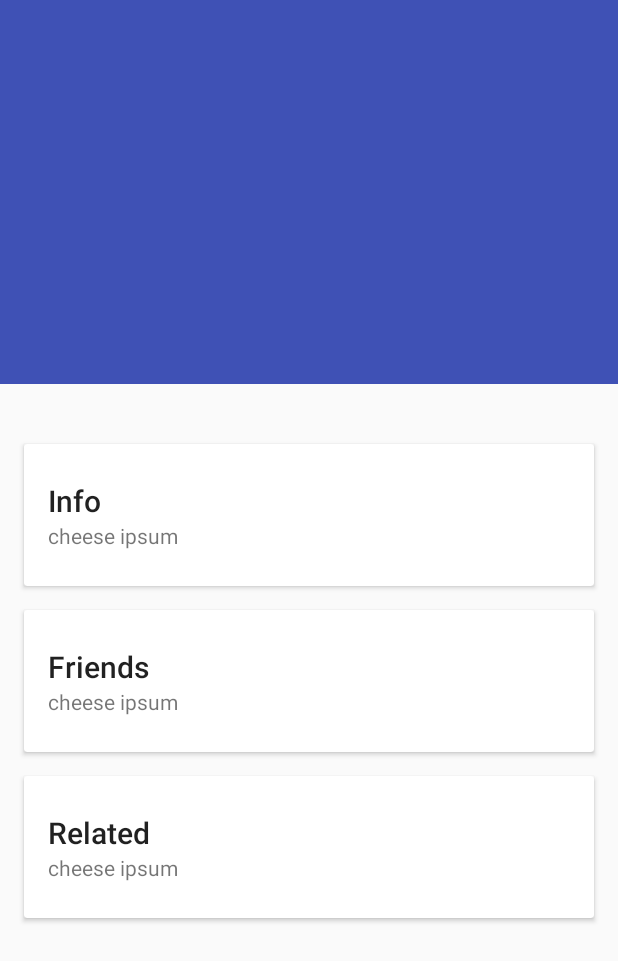
After one commit to trobbierob/New-York, an Android app: the layout activity_detail.xml on its own in the app's theme, with its tools: preview values and no code run, on a phone screen of 412 x 824 dp. The commit adds this screen. Shown: the top 961 px of the screen. Run offline under Robolectric (Android 15) with nearby library versions, the light colour scheme and no system bars.

```diff
--- a/app/build.gradle
+++ b/app/build.gradle
@@ -25,6 +25,7 @@ dependencies {
         exclude group: 'com.android.support', module: 'support-annotations'
     })
     compile 'com.android.support:design:24.2.0'
+    compile 'com.github.bumptech.glide:glide:3.6.0'
     compile 'com.android.support:cardview-v7:24.2.0'
     testCompile 'junit:junit:4.12'
 }
--- a/app/src/main/java/com/example/android/newyork/LocationAdapter.java
+++ b/app/src/main/java/com/example/android/newyork/LocationAdapter.java
@@ -25,7 +25,7 @@ public class LocationAdapter extends ArrayAdapter<Location> {
         View listItemView = convertView;
         if (listItemView == null) {
             listItemView = LayoutInflater.from(getContext()).inflate(
-                    R.layout.list_location_design, parent, false);
+                    R.layout.list_item, parent, false);
         }
 
 
--- /dev/null
+++ b/app/src/main/res/layout/activity_detail.xml
@@ -0,0 +1,155 @@
+<?xml version="1.0" encoding="utf-8"?>
+<!--
+  ~ Copyright (C) 2015 The Android Open Source Project
+  ~
+  ~ Licensed under the Apache License, Version 2.0 (the "License");
+  ~ you may not use this file except in compliance with the License.
+  ~ You may obtain a copy of the License at
+  ~
+  ~      http://www.apache.org/licenses/LICENSE-2.0
+  ~
+  ~ Unless required by applicable law or agreed to in writing, software
+  ~ distributed under the License is distributed on an "AS IS" BASIS,
+  ~ WITHOUT WARRANTIES OR CONDITIONS OF ANY KIND, either express or implied.
+  ~ See the License for the specific language governing permissions and
+  ~ limitations under the License.
+-->
+
+<android.support.design.widget.CoordinatorLayout xmlns:android="http://schemas.android.com/apk/res/android"
+    xmlns:app="http://schemas.android.com/apk/res-auto"
+    android:id="@+id/main_content"
+    android:layout_width="match_parent"
+    android:layout_height="match_parent"
+    android:fitsSystemWindows="true">
+
+    <android.support.design.widget.AppBarLayout
+        android:id="@+id/appbar"
+        android:layout_width="match_parent"
+        android:layout_height="256dp"
+        android:theme="@style/ThemeOverlay.AppCompat.Dark.ActionBar"
+        android:fitsSystemWindows="true">
+
+        <android.support.design.widget.CollapsingToolbarLayout
+            android:id="@+id/collapsing_toolbar"
+            android:layout_width="match_parent"
+            android:layout_height="match_parent"
+            app:layout_scrollFlags="scroll|exitUntilCollapsed"
+            android:fitsSystemWindows="true"
+            app:contentScrim="?attr/colorPrimary"
+            app:expandedTitleMarginStart="48dp"
+            app:expandedTitleMarginEnd="64dp">
+
+            <ImageView
+                android:id="@+id/backdrop"
+                android:layout_width="match_parent"
+                android:layout_height="match_parent"
+                android:scaleType="centerCrop"
+                android:fitsSystemWindows="true"
+                app:layout_collapseMode="parallax" />
+
+            <android.support.v7.widget.Toolbar
+                android:id="@+id/toolbar"
+                android:layout_width="match_parent"
+                android:layout_height="?attr/actionBarSize"
+                app:popupTheme="@style/ThemeOverlay.AppCompat.Light"
+                app:layout_collapseMode="pin" />
+
+        </android.support.design.widget.CollapsingToolbarLayout>
+
+    </android.support.design.widget.AppBarLayout>
+
+    <android.support.v4.widget.NestedScrollView
+        android:layout_width="match_parent"
+        android:layout_height="match_parent"
+        app:layout_behavior="@string/appbar_scrolling_view_behavior">
+
+        <LinearLayout
+            android:layout_width="match_parent"
+            android:layout_height="match_parent"
+            android:orientation="vertical"
+            android:paddingTop="24dp">
+
+            <android.support.v7.widget.CardView
+                android:layout_width="match_parent"
+                android:layout_height="wrap_content"
+                android:layout_margin="16dp">
+
+                <LinearLayout
+                    style="@style/Widget.CardContent"
+                    android:layout_width="match_parent"
+                    android:layout_height="wrap_content">
+
+                    <TextView
+                        android:layout_width="match_parent"
+                        android:layout_height="wrap_content"
+                        android:text="Info"
+                        android:textAppearance="@style/TextAppearance.AppCompat.Title" />
+
+                    <TextView
+                        android:layout_width="match_parent"
+                        android:layout_height="wrap_content"
+                        android:text="cheese ipsum" />
+
+                </LinearLayout>
+
+            </android.support.v7.widget.CardView>
+
+            <android.support.v7.widget.CardView
+                android:layout_width="match_parent"
+                android:layout_height="wrap_content"
+                android:layout_marginBottom="16dp"
+                android:layout_marginLeft="16dp"
+                android:layout_marginRight="16dp">
+
+                <LinearLayout
+                    style="@style/Widget.CardContent"
+                    android:layout_width="match_parent"
+                    android:layout_height="wrap_content">
+
+                    <TextView
+                        android:layout_width="match_parent"
+                        android:layout_height="wrap_content"
+                        android:text="Friends"
+                        android:textAppearance="@style/TextAppearance.AppCompat.Title" />
+
+                    <TextView
+                        android:layout_width="match_parent"
+                        android:layout_height="wrap_content"
+                        android:text="cheese ipsum" />
+
+                </LinearLayout>
+
+            </android.support.v7.widget.CardView>
+
+            <android.support.v7.widget.CardView
+                android:layout_width="match_parent"
+                android:layout_height="wrap_content"
+                android:layout_marginBottom="16dp"
+                android:layout_marginLeft="16dp"
+                android:layout_marginRight="16dp">
+
+                <LinearLayout
+                    style="@style/Widget.CardContent"
+                    android:layout_width="match_parent"
+                    android:layout_height="wrap_content">
+
+                    <TextView
+                        android:layout_width="match_parent"
+                        android:layout_height="wrap_content"
+                        android:text="Related"
+                        android:textAppearance="@style/TextAppearance.AppCompat.Title" />
+
+                    <TextView
+                        android:layout_width="match_parent"
+                        android:layout_height="wrap_content"
+                        android:text="cheese ipsum" />
+
+                </LinearLayout>
+
+            </android.support.v7.widget.CardView>
+
+        </LinearLayout>
+
+    </android.support.v4.widget.NestedScrollView>
+
+</android.support.design.widget.CoordinatorLayout>
--- /dev/null
+++ b/app/src/main/res/layout/fragment_location_list.xml
@@ -0,0 +1,5 @@
+<?xml version="1.0" encoding="utf-8"?>
+<android.support.v7.widget.RecyclerView xmlns:android="http://schemas.android.com/apk/res/android"
+    android:id="@+id/recyclerview"
+    android:layout_width="match_parent"
+    android:layout_height="match_parent" />
--- a/app/src/main/res/layout/list_location_design.xml
+++ b/app/src/main/res/layout/list_item.xml
@@ -1,5 +1,6 @@
 <?xml version="1.0" encoding="utf-8"?>
 <RelativeLayout xmlns:android="http://schemas.android.com/apk/res/android"
+    xmlns:tools="http://schemas.android.com/tools"
     android:orientation="horizontal"
     android:layout_width="match_parent"
     android:layout_height="match_parent">
--- a/build.gradle
+++ b/build.gradle
@@ -5,7 +5,7 @@ buildscript {
         jcenter()
     }
     dependencies {
-        classpath 'com.android.tools.build:gradle:2.2.2'
+        classpath 'com.android.tools.build:gradle:2.2.3'
 
         // NOTE: Do not place your application dependencies here; they belong
         // in the individual module build.gradle files
```
Also changed, not shown: app/src/main/java/com/example/android/newyork/Location1.java (+17 -1 lines), app/src/main/java/com/example/android/newyork/LocationDetailActivity.java (added, +43 -0 lines), app/src/main/java/com/example/android/newyork/LocationListFragment.java (added, +108 -0 lines).
